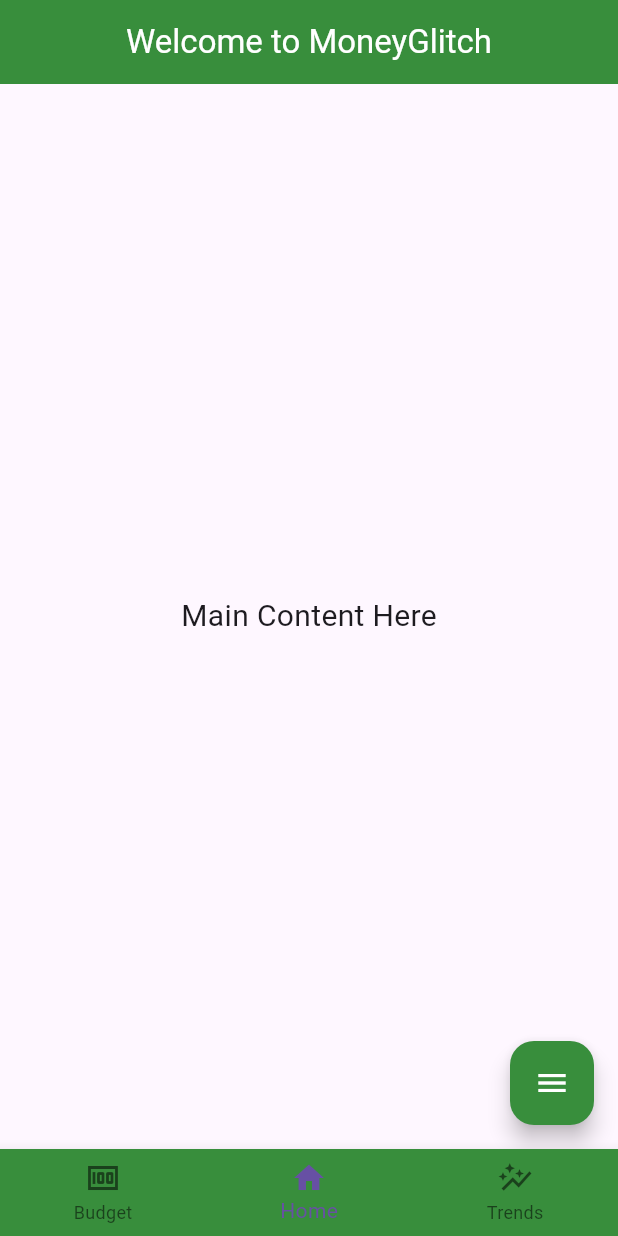
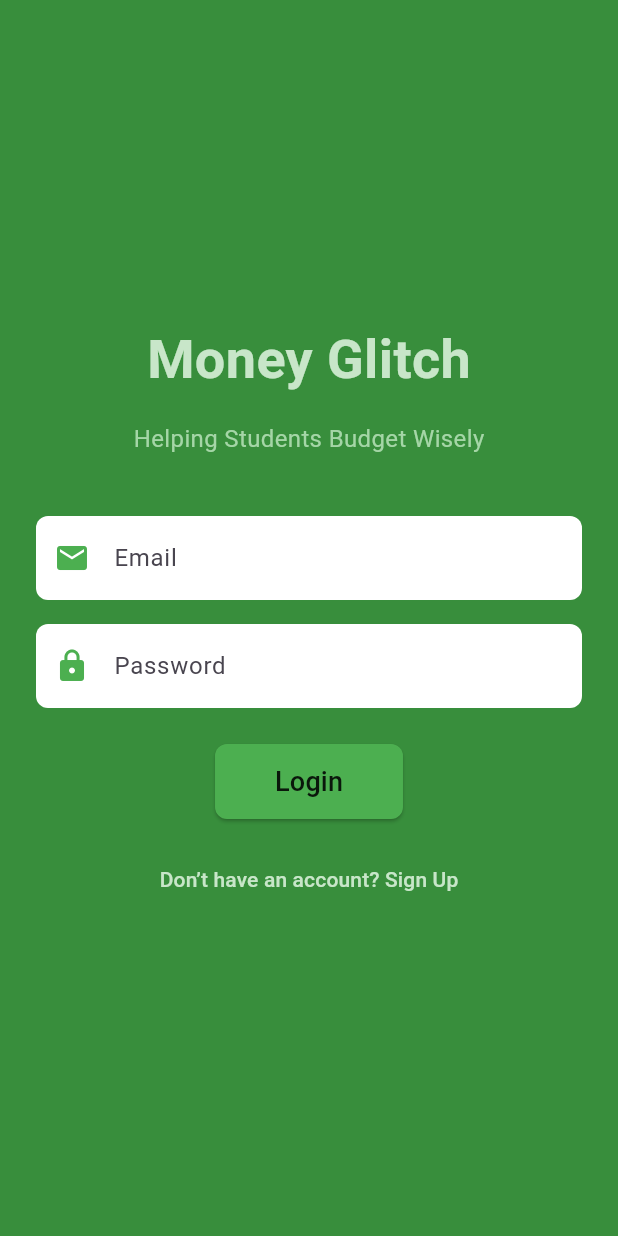
Before and after one commit to matusz019/Money-Glitch, a Flutter app: the screen it shows after launch, on a phone screen of 412 x 824 dp. Run offline on Flutter 3.47's test engine with Material 3 defaults, Android fonts, the phone set to English and light mode, and no system bars.

Commit message:
Created a login page

```diff
--- a/lib/income.dart
+++ b/lib/income.dart
@@ -42,7 +42,7 @@ class _IncomeScreenState extends State<IncomeScreen> {
               keyboardType: TextInputType.number, // Numeric keyboard
               decoration: const InputDecoration(
                 border: OutlineInputBorder(),
-                labelText: "Income Amount",
+                labelText: "Income Amount £",
               ),
             ),
             const SizedBox(height: 16), // Space before the dropdown
--- a/lib/main.dart
+++ b/lib/main.dart
@@ -4,7 +4,7 @@ import 'homescreen.dart';
 import 'trendsscreen.dart';
 
 void main() => runApp(MaterialApp(
-    home: Home()
+    home: LoginPage()
 ));
 
 class Home extends StatefulWidget {
@@ -19,9 +19,9 @@ class _HomeState extends State<Home> {
 
   // Updated list of widgets for each screen
   List<Widget> widgetList = [
-    BudgetScreen(),
-    HomeScreen(),
-    TrendsScreen(),
+    const BudgetScreen(),
+    const HomeScreen(),
+    const TrendsScreen(),
   ];
 
   @override
@@ -54,3 +54,96 @@ class _HomeState extends State<Home> {
     );
   }
 }
+class LoginPage extends StatelessWidget {
+  @override
+  Widget build(BuildContext context) {
+    return Scaffold(
+      backgroundColor: Colors.green[700],
+      body: Center(
+        child: Padding(
+          padding: const EdgeInsets.symmetric(horizontal: 24.0),
+          child: Column(
+            mainAxisAlignment: MainAxisAlignment.center,
+            children: [
+              Text(
+                'Money Glitch',
+                style: TextStyle(
+                  fontSize: 36,
+                  fontWeight: FontWeight.bold,
+                  color: Colors.green.shade100,
+                ),
+              ),
+              const SizedBox(height: 16),
+              Text(
+                'Helping Students Budget Wisely',
+                style: TextStyle(
+                  fontSize: 16,
+                  color: Colors.green.shade200,
+                ),
+              ),
+              const SizedBox(height: 40),
+              TextField(
+                decoration: InputDecoration(
+                  hintText: 'Email',
+                  filled: true,
+                  fillColor: Colors.white,
+                  border: OutlineInputBorder(
+                    borderRadius: BorderRadius.circular(8),
+                    borderSide: BorderSide.none,
+                  ),
+                  prefixIcon: const Icon(Icons.email, color: Colors.green),
+                ),
+              ),
+              const SizedBox(height: 16),
+              TextField(
+                obscureText: true,
+                decoration: InputDecoration(
+                  hintText: 'Password',
+                  filled: true,
+                  fillColor: Colors.white,
+                  border: OutlineInputBorder(
+                    borderRadius: BorderRadius.circular(8),
+                    borderSide: BorderSide.none,
+                  ),
+                  prefixIcon: const Icon(Icons.lock, color: Colors.green),
+                ),
+              ),
+              const SizedBox(height: 24),
+              ElevatedButton(
+                onPressed: () {
+                  // Handle login action
+                },
+                style: ElevatedButton.styleFrom(
+                  backgroundColor: Colors.green.shade500,
+                  padding: const EdgeInsets.symmetric(vertical: 12, horizontal: 40),
+                  shape: RoundedRectangleBorder(
+                    borderRadius: BorderRadius.circular(8),
+                  ),
+                ),
+                child: const Text(
+                  'Login',
+                  style: TextStyle(
+                    fontSize: 18,
+                    color: Colors.black87,
+                  ),
+                ),
+              ),
+              const SizedBox(height: 16),
+              TextButton(
+                onPressed: () {
+                  // Navigate to sign-up page
+                },
+                child: Text(
+                  'Don’t have an account? Sign Up',
+                  style: TextStyle(
+                    color: Colors.green.shade100,
+                  ),
+                ),
+              ),
+            ],
+          ),
+        ),
+      ),
+    );
+  }
+}
```
Also changed, not shown: lib/Login.dart (added).
